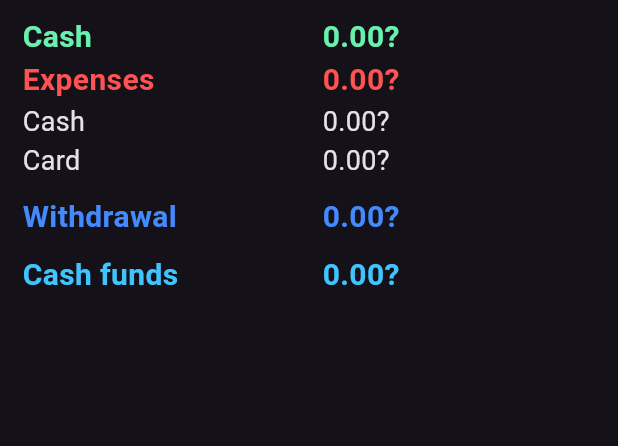
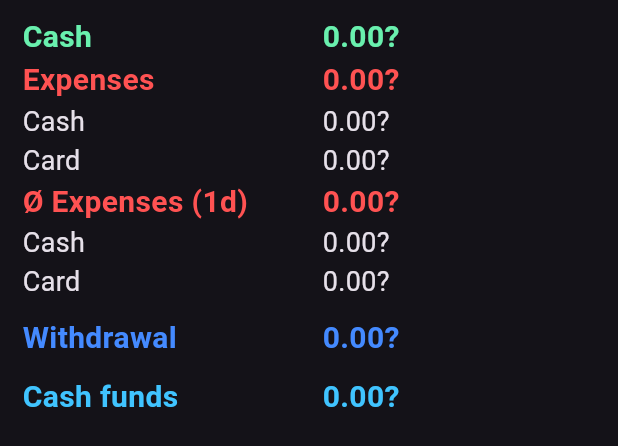
Before and after one commit to snst/TravelAssist, a Flutter app: the TransactionBalanceSubPage widget shown alone on an empty page, opened directly with empty values, on a phone screen of 412 x 824 dp. Shown: the top 446 px of the screen. Run offline on Flutter 3.47's test engine with Material 3 defaults, Android fonts, the light colour scheme and no system bars; our stand-ins replace file_picker, flutter_typeahead, font_awesome_flutter, grouped_list, isar; missing offline and left inert: flutter_spinbox; accounts and stored records are empty; generated files the repository leaves out were written again.

Commit message:
transaction

```diff
--- a/lib/balance_row_widget.dart
+++ b/lib/balance_row_widget.dart
@@ -1,5 +1,5 @@
 import 'package:flutter/material.dart';
-import 'package:font_awesome_flutter/font_awesome_flutter.dart';
+//import 'package:font_awesome_flutter/font_awesome_flutter.dart';
 import 'package:travel_assist/transaction_value.dart';
 
   enum BalanceRowWidgetEnum {
--- a/lib/payment_chooser_widget.dart
+++ b/lib/payment_chooser_widget.dart
@@ -4,9 +4,10 @@ import 'package:travel_assist/payment_method_provider.dart';
 import 'payment_method.dart';
 
 class PaymentChooserWidget extends StatefulWidget {
-  const PaymentChooserWidget({super.key, required this.onChanged});
+  const PaymentChooserWidget({super.key, required this.onChanged, required this.selectedPaymentMethodName});
 
   final void Function(PaymentMethod paymentMethod) onChanged;
+  final String selectedPaymentMethodName;
 
   @override
   State<PaymentChooserWidget> createState() => _PaymentChooserWidgetState();
@@ -19,6 +20,7 @@ class _PaymentChooserWidgetState extends State<PaymentChooserWidget> {
     PaymentMethodProvider provider =
         Provider.of<PaymentMethodProvider>(context, listen: false);
 
+    selected ??= provider.getByName(widget.selectedPaymentMethodName);
     selected ??= provider.allItems.first;
 
     List<ButtonSegment<PaymentMethod>> segments = [];
--- a/lib/payment_method_provider.dart
+++ b/lib/payment_method_provider.dart
@@ -4,8 +4,8 @@ import 'package:flutter/material.dart';
 import 'package:isar/isar.dart';
 import 'package:provider/provider.dart';
 import 'package:travel_assist/payment_method.dart';
-import 'package:travel_assist/transaction.dart';
-import 'package:travel_assist/transaction_value.dart';
+//import 'package:travel_assist/transaction.dart';
+//import 'package:travel_assist/transaction_value.dart';
 //import 'payment_provider.dart';
 import 'storage.dart';
 
@@ -38,6 +38,10 @@ class PaymentMethodProvider extends ChangeNotifier with Storage {
     return Provider.of<PaymentMethodProvider>(context, listen: false);
   }
 
+  PaymentMethod? getByName(String name) {
+    return _paymentMethodMap.containsKey(name) ? _paymentMethodMap[name] : null;
+  }
+
   void add(PaymentMethod item) async {
     if (useDb) {
       final isar = await db;
--- a/lib/payment_method_widget.dart
+++ b/lib/payment_method_widget.dart
@@ -1,7 +1,7 @@
 import 'package:flutter/material.dart';
-import 'package:font_awesome_flutter/font_awesome_flutter.dart';
+//import 'package:font_awesome_flutter/font_awesome_flutter.dart';
 import 'package:provider/provider.dart';
-import 'package:travel_assist/travel_assist_utils.dart';
+//import 'package:travel_assist/travel_assist_utils.dart';
 import 'payment_method.dart';
 import 'payment_method_provider.dart';
 
--- a/lib/transaction_balance_subpage.dart
+++ b/lib/transaction_balance_subpage.dart
@@ -57,55 +57,53 @@ class _TransactionBalanceSubPageState extends State<TransactionBalanceSubPage> {
     );
   }
 
-/*
-  Widget createSection(String title, Balance balance, Currency? currency) {
-    currency ??= widget.currencyProvider.getHomeCurrency();
-    return Table(
-      children: [
-        TableRow(children: <Widget>[
-          TableCell(
-              verticalAlignment: TableCellVerticalAlignment.middle,
-              child: Text(title, style: _style)),
-          TableCell(
-              verticalAlignment: TableCellVerticalAlignment.middle,
-              child: Text(currency.toString(), style: _style)),
-        ]),
-        if (!balance.allDeposits!.isZero()) ...[
-          makeRow("all deposit", balance.allDeposits!.convertTo(currency))
-        ],
-        if (!balance.cardDeposits!.isZero()) ...[
-          makeRow("card deposit", balance.cardDeposits!.convertTo(currency))
-        ],
-        if (!balance.cashDeposits!.isZero()) ...[
-          makeRow("cash deposit", balance.cashDeposits!.convertTo(currency))
-        ],
-        if (!balance.allExpenses!.isZero()) ...[
-          makeRow("Expenses all", balance.allExpenses!.convertTo(currency))
-        ],
-        if (!balance.cardExpenses!.isZero()) ...[
-          makeRow("Expenses card", balance.cardExpenses!.convertTo(currency))
-        ],
-        if (!balance.cashExpenses!.isZero()) ...[
-          makeRow("Expenses cash", balance.cashExpenses!.convertTo(currency))
-        ],
-        if (!balance.cashBalance!.isZero()) ...[
-          makeRow("cash balance", balance.cashBalance!.convertTo(currency))
-        ],
-      ],
-    );
+  void showExpenses(String title, List<Widget> children, Balance balance) {
+    // Expenses
+    children.add(BalanceRowHeader(
+      FontAwesomeIcons.sackDollar,
+      title,
+      balance.expenseAll.convertTo(homeCurrency),
+      Colors.redAccent,
+    ));
+
+    children.add(BalanceRowWidget(
+        text1: 'Cash',
+        tv1: null,
+        tv2: balance.expenseCash,
+        styleEnum: BalanceRowWidgetEnum.subheader));
+    balance.expenseByMethodCurrencyCash.forEach((key, tv) {
+      children.add(BalanceRowWidget(
+          text1: null, tv1: tv, tv2: tv.convertTo(homeCurrency)));
+    });
+
+    children.add(BalanceRowWidget(
+        text1: 'Card',
+        tv1: null,
+        tv2: balance.expenseCard,
+        styleEnum: BalanceRowWidgetEnum.subheader));
+    balance.expenseByMethod.forEach((key, tv) {
+      children.add(BalanceRowWidget(
+          text1: key,
+          tv1: null,
+          tv2: tv.convertTo(homeCurrency),
+          styleEnum: BalanceRowWidgetEnum.method));
+
+      balance.expenseByMethodCurrencyCard.forEach((key2, tv) {
+        if (key2.startsWith(key)) {
+          children.add(BalanceRowWidget(
+              text1: null, tv1: tv, tv2: tv.convertTo(homeCurrency)));
+        }
+      });
+    });
   }
-*/
+
   @override
   Widget build(BuildContext context) {
     final tp = widget.transactionProvider;
     var balance = tp.caluculateAll(widget.currencyProvider);
+    var expensesPerDay = tp.caluculateExpensesPerDay(widget.currencyProvider);
 
-    final homeCurrency = widget.currencyProvider.getHomeCurrency();
-    const styleHeader = TextStyle(
-      fontWeight: FontWeight.bold,
-      fontSize: 20, // Optional: specify font size
-    );
-
+    homeCurrency = widget.currencyProvider.getHomeCurrency();
     List<Widget> children = [];
 
     // Cash
@@ -124,34 +122,8 @@ class _TransactionBalanceSubPageState extends State<TransactionBalanceSubPage> {
           text1: null, tv1: tv, tv2: tv.convertTo(homeCurrency)));
     });
 
-    // Expenses
-    children.add(BalanceRowHeader(
-      FontAwesomeIcons.sackDollar,
-      "Expenses",
-      balance.expenseAll.convertTo(homeCurrency),
-      Colors.redAccent,
-    ));
-
-    children.add(BalanceRowWidget(
-        text1: 'Cash', tv1: null, tv2: balance.expenseCash, styleEnum: BalanceRowWidgetEnum.subheader));
-    balance.expenseByMethodCurrencyCash.forEach((key, tv) {
-      children.add(BalanceRowWidget(
-          text1: null, tv1: tv, tv2: tv.convertTo(homeCurrency)));
-    });
-
-    children.add(BalanceRowWidget(
-        text1: 'Card', tv1: null, tv2: balance.expenseCard, styleEnum: BalanceRowWidgetEnum.subheader));
-    balance.expenseByMethod.forEach((key, tv) {
-      children.add(BalanceRowWidget(
-          text1: key, tv1: null, tv2: tv.convertTo(homeCurrency), styleEnum: BalanceRowWidgetEnum.method));
-
-      balance.expenseByMethodCurrencyCard.forEach((key2, tv) {
-        if (key2.startsWith(key)) {
-          children.add(BalanceRowWidget(
-              text1: null, tv1: tv, tv2: tv.convertTo(homeCurrency)));
-        }
-      });
-    });
+    showExpenses("Expenses", children, balance);
+    showExpenses("Ø Expenses (${expensesPerDay.days}d)", children, expensesPerDay);
 
     // Withdrawal
     children.add(Padding(
@@ -176,7 +148,6 @@ class _TransactionBalanceSubPageState extends State<TransactionBalanceSubPage> {
       });
     });
 
-
     // Cash funds
     children.add(Padding(
       padding: const EdgeInsets.fromLTRB(0, 10, 0, 0),
@@ -189,68 +160,27 @@ class _TransactionBalanceSubPageState extends State<TransactionBalanceSubPage> {
     ));
 
     balance.cashFundsByCurrency.forEach((key, tv) {
-          children.add(BalanceRowWidget(
-              text1: null, tv1: tv, tv2: tv.convertTo(homeCurrency)));
+      children.add(BalanceRowWidget(
+          text1: null, tv1: tv, tv2: tv.convertTo(homeCurrency)));
     });
+/*
+    return Column(
+      children: [
+        CheckboxListTile(
+          title: const Text('Average per day'),
+          value: showAveragePerDay,
+          onChanged: (bool? value) {
+            setState(() {
+              showAveragePerDay = !showAveragePerDay;
+            });
+          },
+        ),
+        SingleChildScrollView(reverse: true, child: Column(children: children)),
+      ],
+    );*/
 
-    return SingleChildScrollView(
-        reverse: true, child: Column(children: children));
+      return  SingleChildScrollView(reverse: false, child: Column(children: children));
 
-    /*
-    final currencyAll = selCurrencyAll;
-    List<Widget> children = [];
-
-    // tp.balancePerCurrency.forEach((k, v) => children.add(
-    //     createSection(k, v, widget.currencyProvider.getCurrencyByName(k))));
-
-    List<TableRow> rowsAllDeposits = [makeRowHeader('All Deposits', c:tp.balancePerCurrency['Sum']!.allDeposits!.toString())];
-    List<TableRow> rowsCardDeposits = [makeRowHeader('Card Deposits', c:tp.balancePerCurrency['Sum']!.cardDeposits!.toString())];
-    List<TableRow> rowsCashDeposits = [makeRowHeader('Cash Deposits', c:tp.balancePerCurrency['Sum']!.cashDeposits!.toString())];
-    List<TableRow> rowsAllExpenses = [makeRowHeader('All Expenses', c:tp.balancePerCurrency['Sum']!.allExpenses!.toString())];
-    List<TableRow> rowsCardExpenses = [makeRowHeader('Card Expenses', c:tp.balancePerCurrency['Sum']!.cardExpenses!.toString())];
-    List<TableRow> rowsCashExpenses = [makeRowHeader('Cash Expenses', c:tp.balancePerCurrency['Sum']!.cashExpenses!.toString())];
-    List<TableRow> rowsCashBalance = [makeRowHeader('Cash Balance', c:tp.balancePerCurrency['Sum']!.cashBalance!.toString())];
-
-    tp.balancePerCurrency.forEach((currencyName, balance) {
-      if (currencyName != 'Sum') {
-        if (!balance.allDeposits!.isZero()) {
-          rowsAllDeposits.add(makeRow(currencyName, balance.allDeposits, currencyAll));
-        }
-        if (!balance.cardDeposits!.isZero()) {
-          rowsCardDeposits.add(makeRow(currencyName, balance.cardDeposits, currencyAll));
-        }
-        if (!balance.cashDeposits!.isZero()) {
-          rowsCashDeposits.add(makeRow(currencyName, balance.cashDeposits, currencyAll));
-        }
-        if (!balance.allExpenses!.isZero()) {
-          rowsAllExpenses.add(makeRow(currencyName, balance.allExpenses, currencyAll));
-        }
-        if (!balance.cardExpenses!.isZero()) {
-          rowsCardExpenses.add(makeRow(currencyName, balance.cardExpenses, currencyAll));
-        }
-        if (!balance.cashExpenses!.isZero()) {
-          rowsCashExpenses.add(makeRow(currencyName, balance.cashExpenses, currencyAll));
-        }
-        if (!balance.cashBalance!.isZero()) {
-          rowsCashBalance.add(makeRow(currencyName, balance.cashBalance, currencyAll));
-        }
-      }
-    });
-
-    children.add(Table(
-      children: rowsAllExpenses +
-          rowsCashExpenses +
-          rowsCardExpenses +
-          rowsAllDeposits +
-          rowsCardDeposits +
-          rowsCashDeposits +
-          rowsCashBalance,
-    ));
-
-    return Column(
-      children: children,
-    );
-    */
   }
 }
 
--- a/lib/transaction_edit_page.dart
+++ b/lib/transaction_edit_page.dart
@@ -45,8 +45,7 @@ class _TransactionEditPageState extends State<TransactionEditPage> {
         widget.modifiedItem.name =
             ExpenseCategoryManager.getByIndex(widget.modifiedItem.categoryKey)
                 .name;
-      }
-      else if (widget.modifiedItem.type == TransactionTypeEnum.deposit) {
+      } else if (widget.modifiedItem.type == TransactionTypeEnum.deposit) {
         widget.modifiedItem.name = "Deposit";
       } else {
         widget.modifiedItem.name = "?";
@@ -98,11 +97,26 @@ class _TransactionEditPageState extends State<TransactionEditPage> {
           reverse: true,
           child: Column(
             children: <Widget>[
-              WidgetTransactionDescriptionInput(
-                  widget: widget, hintText: getHint(widget.modifiedItem.type)),
+              Row(
+                children: [
+                  Expanded(
+                    child: WidgetTransactionDescriptionInput(
+                        widget: widget,
+                        hintText: getHint(widget.modifiedItem.type)),
+                  ),
+                  WidgetDateChooser(
+                    date: widget.modifiedItem.date,
+                    onChanged: (val) => setState(() {
+                      widget.modifiedItem.date = val;
+                    }),
+                  ),
+                ],
+              ),
               if (widget.modifiedItem.type == TransactionTypeEnum.expense ||
                   widget.modifiedItem.type == TransactionTypeEnum.deposit) ...[
-                PaymentChooserWidget(onChanged: onPaymentChanged)
+                PaymentChooserWidget(
+                    onChanged: onPaymentChanged,
+                    selectedPaymentMethodName: widget.modifiedItem.method)
               ],
               if (widget.modifiedItem.type == TransactionTypeEnum.expense) ...[
                 WidgetTransactionExpenseCategoryChooser(
@@ -123,12 +137,6 @@ class _TransactionEditPageState extends State<TransactionEditPage> {
                   },
                 ),
               ],
-              WidgetDateChooser(
-                date: widget.modifiedItem.date,
-                onChanged: (val) => setState(() {
-                  widget.modifiedItem.date = val;
-                }),
-              ),
               widgetButtons(context),
               WidgetCommentInput(
                   comment: widget.modifiedItem.comment,
--- a/lib/transaction_main_page.dart
+++ b/lib/transaction_main_page.dart
@@ -2,7 +2,7 @@ import 'package:flutter/material.dart';
 import 'package:provider/provider.dart';
 import 'package:travel_assist/currency.dart';
 import 'package:travel_assist/currency_provider.dart';
-import 'package:travel_assist/payment_method.dart';
+//import 'package:travel_assist/payment_method.dart';
 import 'package:travel_assist/payment_method_provider.dart';
 import 'package:travel_assist/currency_rate_widget.dart';
 import 'package:travel_assist/payment_method_widget.dart';
--- a/lib/transaction_provider.dart
+++ b/lib/transaction_provider.dart
@@ -32,11 +32,12 @@ class Balance {
       HashMap<String, TransactionValue>();
 
   late TransactionValue expenseAll;
-  late TransactionValue balanceCash;
   late TransactionValue expenseCash;
   late TransactionValue expenseCard;
   late TransactionValue withdrawalAll;
   late TransactionValue cashFunds;
+  late TransactionValue balanceCash;
+  int days = 1;
 
   TransactionValue initTransaction() {
     return TransactionValue(0, currencyProvider.getHomeCurrency());
@@ -60,9 +61,8 @@ class Balance {
     }
   }
 
-  void add(final Transaction transaction) {
-    final tv = currencyProvider.getTransactionValue(transaction);
-
+  bool processExpense(
+      final Transaction transaction, final TransactionValue tv) {
     if (transaction.isExpense) {
       if (transaction.isCash) {
         balanceCash.sub(tv);
@@ -89,7 +89,14 @@ class Balance {
       }
 
       expenseAll.add(tv);
-    } else if (transaction.isDeposit) {
+      return true;
+    }
+    return false;
+  }
+
+  bool processDeposit(
+      final Transaction transaction, final TransactionValue tv) {
+    if (transaction.isDeposit) {
       initMap(depositByCurrency, transaction);
       depositByCurrency[transaction.currency]!.add(tv);
 
@@ -106,64 +113,24 @@ class Balance {
         String key = '${transaction.method} ${transaction.currencyString}';
         initMap(withdrawalByMethodCurrencyCard, transaction, key: key);
         withdrawalByMethodCurrencyCard[key]!.add(tv);
-      }
-      else if (transaction.isCashDeposit) {
+      } else if (transaction.isCashDeposit) {
         cashFunds.add(tv);
-        initMap(cashFundsByCurrency, transaction, key: transaction.currencyString);
+        initMap(cashFundsByCurrency, transaction,
+            key: transaction.currencyString);
         cashFundsByCurrency[transaction.currencyString]!.add(tv);
       }
+      return true;
+    }
+    return false;
+  }
+
+  void add(final Transaction transaction) {
+    final tv = currencyProvider.getTransactionValue(transaction);
+    if (!processExpense(transaction, tv)) {
+      processDeposit(transaction, tv);
     }
   }
 }
-
-/*
-
-class Balance {
-  Currency currency;
-  TransactionValue? cardDeposits;
-  TransactionValue? cashDeposits;
-  TransactionValue? allDeposits;
-  TransactionValue? cardExpenses;
-  TransactionValue? cashExpenses;
-  TransactionValue? allExpenses;
-  TransactionValue? cashBalance;
-
-  Balance({required this.currency}) {
-    reset();
-  }
-
-  void reset() {
-    cardDeposits = TransactionValue(0, currency);
-    cashDeposits = TransactionValue(0, currency);
-    allDeposits = TransactionValue(0, currency);
-    cardExpenses = TransactionValue(0, currency);
-    cashExpenses = TransactionValue(0, currency);
-    allExpenses = TransactionValue(0, currency);
-    cashBalance = TransactionValue(0, currency);
-  }
-
-  void add(Transaction transaction, TransactionValue tv) {
-    if (transaction.isDeposit) {
-      if (transaction.isCash) {
-        cashDeposits!.add(tv);
-      } else {
-        cardDeposits!.add(tv);
-      }
-      allDeposits!.add(tv);
-      cashBalance!.add(tv);
-    } else {
-      if (transaction.isCash) {
-        cashExpenses!.add(tv);
-        cashBalance!.sub(tv);
-      } else {
-        cardExpenses!.add(tv);
-      }
-      allExpenses!.add(tv);
-    }
-  }
-}
-
-*/
 
 class TransactionProvider extends ChangeNotifier with Storage {
   bool useDb;
@@ -275,42 +242,39 @@ class TransactionProvider extends ChangeNotifier with Storage {
       balance.add(transaction);
     }
     return balance;
+  }
 
-    /*
-    final homeCurrency = currencyProvider.getHomeCurrency();
-    final usedMethods = getUsedPaymentMethods();
-    balancePerCurrency.clear();
-    balancePerMethod.clear();
-    balancePerMethodAndCurrency.clear();
+  Balance caluculateExpensesPerDay(CurrencyProvider currencyProvider) {
+    var balance = Balance(currencyProvider: currencyProvider);
+    for (final transaction in items) {
+      if (transaction.isExpense && !transaction.exlcudeFromAverage) {
+        balance.add(transaction);
+      }
+    }
 
-    String sumAllHomeCurrency = 'Sum';
-    balancePerCurrency[sumAllHomeCurrency] = Balance(currency: homeCurrency!);
-*/
-/*    for (final currency in currencyProvider.visibleItems) {
-      balancePerCurrency[currency.name] = Balance(currency: currency);
+    if (items.isNotEmpty) {
+      var start = items.first.groupDate;
+      var end = items.last.groupDate;
+      balance.days = end.difference(start).inDays + 1;
+
+      balance.expenseAll.value /= balance.days;
+      balance.expenseCash.value /= balance.days;
+      balance.expenseCard.value /= balance.days;
+
+      balance.expenseByMethodCurrencyCash.forEach((key, tv) {
+        tv.value /= balance.days;
+      });
+
+      balance.expenseByMethod.forEach((key, tv) {
+        tv.value /= balance.days;
+      });
+
+      balance.expenseByMethodCurrencyCard.forEach((key2, tv) {
+        tv.value /= balance.days;
+      });
     }
-    for (final method in usedMethods) {
-      balancePerMethod[method] = Balance(currency: homeCurrency!);
-    }
-    */
-/*
-    for (final transaction in items) {
-      final tv = currencyProvider.getTransactionValue(transaction);
-      String key = '${transaction.method} ${transaction.currencyString}';
-      if (!balancePerMethodAndCurrency.containsKey(key)) {
-        balancePerMethodAndCurrency[key] = Balance(currency: currencyProvider.getCurrencyByName(transaction.currency)!);
-      }
-      balancePerMethodAndCurrency[key]!.add(transaction, tv);
 
-      if (!balancePerMethod.containsKey(transaction.method)) {
-        balancePerMethod[transaction.method] = Balance(currency: homeCurrency);
-      }
-
-      //balancePerCurrency[transaction.currencyString]?.add(transaction, tv);
-      balancePerMethod[transaction.method]?.add(transaction, tv);
-      balancePerCurrency[sumAllHomeCurrency]!.add(transaction, tv);
-    }
-    */
+    return balance;
   }
 
   String toJson() {
--- a/lib/widget_date_chooser.dart
+++ b/lib/widget_date_chooser.dart
@@ -1,5 +1,5 @@
 import 'package:flutter/material.dart';
-import 'package:travel_assist/formatter.dart';
+//import 'package:travel_assist/formatter.dart';
 
 class WidgetDateChooser extends StatefulWidget {
   const WidgetDateChooser({
@@ -20,6 +20,18 @@ class _WidgetDateChooserState extends State<WidgetDateChooser> {
   @override
   Widget build(BuildContext context) {
     date ??= widget.date;
+
+    return IconButton(
+            // Back
+            iconSize: 30,
+            icon: const Icon(
+              Icons.calendar_month_outlined,
+            ),
+            onPressed: () {
+              selectDate(context);
+            });
+
+    /*
     return Padding(
       padding: const EdgeInsets.all(8.0),
       child: OutlinedButton(
@@ -28,7 +40,7 @@ class _WidgetDateChooserState extends State<WidgetDateChooser> {
         },
         child: Text(Formatter.dateToString(date)),
       ),
-    );
+    );*/
   }
 
   Future<void> selectDate(BuildContext context) async {
```
